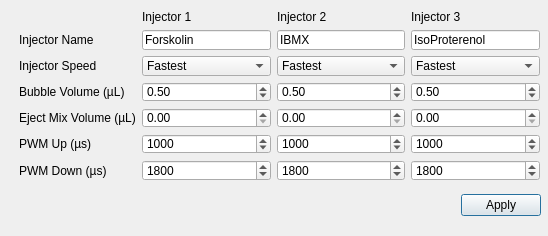
Before: the Qt Designer form settingsinjectordialog.ui in rharkes/Injector_GUI, drawn with Qt 5.
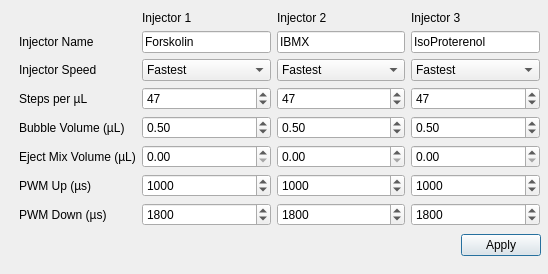
After: the same form once the commit is applied.

Commit message: include steps per microliter

Diff of the .ui file:
```diff
--- a/settingsinjectordialog.ui
+++ b/settingsinjectordialog.ui
@@ -7,7 +7,7 @@
     <x>0</x>
     <y>0</y>
     <width>548</width>
-    <height>236</height>
+    <height>274</height>
    </rect>
   </property>
   <property name="sizePolicy">
@@ -29,7 +29,7 @@
    <property name="geometry">
     <rect>
      <x>20</x>
-     <y>190</y>
+     <y>230</y>
      <width>521</width>
      <height>31</height>
     </rect>
@@ -63,17 +63,63 @@
      <x>19</x>
      <y>10</y>
      <width>521</width>
-     <height>171</height>
+     <height>216</height>
     </rect>
    </property>
    <layout class="QGridLayout" name="SettingsBox">
-    <item row="0" column="1">
-     <widget class="QLabel" name="inj1_label">
+    <item row="1" column="0">
+     <widget class="QLabel" name="name_label">
       <property name="text">
-       <string>Injector 1</string>
+       <string>Injector Name</string>
       </property>
      </widget>
     </item>
+    <item row="4" column="2">
+     <widget class="QDoubleSpinBox" name="inj2_BubbleVolume">
+      <property name="singleStep">
+       <double>0.100000000000000</double>
+      </property>
+      <property name="value">
+       <double>0.500000000000000</double>
+      </property>
+     </widget>
+    </item>
+    <item row="6" column="0">
+     <widget class="QLabel" name="label">
+      <property name="text">
+       <string>PWM Up (µs)</string>
+      </property>
+     </widget>
+    </item>
+    <item row="2" column="2">
+     <widget class="QComboBox" name="inj2_Speed">
+      <item>
+       <property name="text">
+        <string>Fastest</string>
+       </property>
+      </item>
+      <item>
+       <property name="text">
+        <string>Fast</string>
+       </property>
+      </item>
+      <item>
+       <property name="text">
+        <string>Normal</string>
+       </property>
+      </item>
+      <item>
+       <property name="text">
+        <string>Slow</string>
+       </property>
+      </item>
+      <item>
+       <property name="text">
+        <string>Slowest</string>
+       </property>
+      </item>
+     </widget>
+    </item>
     <item row="0" column="2">
      <widget class="QLabel" name="inj2_label">
       <property name="text">
@@ -81,16 +127,10 @@
       </property>
      </widget>
     </item>
-    <item row="3" column="1">
-     <widget class="QDoubleSpinBox" name="inj1_BubbleVolume">
-      <property name="maximum">
-       <double>10.000000000000000</double>
-      </property>
-      <property name="singleStep">
-       <double>0.100000000000000</double>
-      </property>
-      <property name="value">
-       <double>0.500000000000000</double>
+    <item row="0" column="1">
+     <widget class="QLabel" name="inj1_label">
+      <property name="text">
+       <string>Injector 1</string>
       </property>
      </widget>
     </item>
@@ -101,24 +141,74 @@
       </property>
      </widget>
     </item>
-    <item row="1" column="0">
-     <widget class="QLabel" name="name_label">
+    <item row="4" column="1">
+     <widget class="QDoubleSpinBox" name="inj1_BubbleVolume">
+      <property name="maximum">
+       <double>10.000000000000000</double>
+      </property>
+      <property name="singleStep">
+       <double>0.100000000000000</double>
+      </property>
+      <property name="value">
+       <double>0.500000000000000</double>
+      </property>
+     </widget>
+    </item>
+    <item row="2" column="0">
+     <widget class="QLabel" name="speed_label">
       <property name="text">
-       <string>Injector Name</string>
+       <string>Injector Speed</string>
       </property>
      </widget>
     </item>
-    <item row="1" column="1">
-     <widget class="QLineEdit" name="inj1_name">
+    <item row="1" column="3">
+     <widget class="QLineEdit" name="inj3_name">
       <property name="text">
-       <string>Forskolin</string>
+       <string>IsoProterenol</string>
       </property>
      </widget>
     </item>
-    <item row="4" column="3">
-     <widget class="QDoubleSpinBox" name="inj3EjectVolume"/>
+    <item row="6" column="3">
+     <widget class="QSpinBox" name="inj3PwmUp">
+      <property name="maximum">
+       <number>2000</number>
+      </property>
+      <property name="value">
+       <number>1000</number>
+      </property>
+     </widget>
     </item>
-    <item row="4" column="2">
+    <item row="7" column="2">
+     <widget class="QSpinBox" name="inj2PwmDown">
+      <property name="maximum">
+       <number>2000</number>
+      </property>
+      <property name="value">
+       <number>1800</number>
+      </property>
+     </widget>
+    </item>
+    <item row="6" column="2">
+     <widget class="QSpinBox" name="inj2PwmUp">
+      <property name="maximum">
+       <number>2000</number>
+      </property>
+      <property name="value">
+       <number>1000</number>
+      </property>
+     </widget>
+    </item>
+    <item row="7" column="3">
+     <widget class="QSpinBox" name="inj3PwmDown">
+      <property name="maximum">
+       <number>2000</number>
+      </property>
+      <property name="value">
+       <number>1800</number>
+      </property>
+     </widget>
+    </item>
+    <item row="5" column="2">
      <widget class="QDoubleSpinBox" name="inj2EjectVolume"/>
     </item>
     <item row="1" column="2">
@@ -128,78 +218,13 @@
       </property>
      </widget>
     </item>
-    <item row="1" column="3">
-     <widget class="QLineEdit" name="inj3_name">
+    <item row="3" column="0">
+     <widget class="QLabel" name="label_3">
       <property name="text">
-       <string>IsoProterenol</string>
+       <string>Steps per µL</string>
       </property>
      </widget>
     </item>
-    <item row="2" column="0">
-     <widget class="QLabel" name="speed_label">
-      <property name="text">
-       <string>Injector Speed</string>
-      </property>
-     </widget>
-    </item>
-    <item row="2" column="1">
-     <widget class="QComboBox" name="inj1_Speed">
-      <item>
-       <property name="text">
-        <string>Fastest</string>
-       </property>
-      </item>
-      <item>
-       <property name="text">
-        <string>Fast</string>
-       </property>
-      </item>
-      <item>
-       <property name="text">
-        <string>Normal</string>
-       </property>
-      </item>
-      <item>
-       <property name="text">
-        <string>Slow</string>
-       </property>
-      </item>
-      <item>
-       <property name="text">
-        <string>Slowest</string>
-       </property>
-      </item>
-     </widget>
-    </item>
-    <item row="2" column="2">
-     <widget class="QComboBox" name="inj2_Speed">
-      <item>
-       <property name="text">
-        <string>Fastest</string>
-       </property>
-      </item>
-      <item>
-       <property name="text">
-        <string>Fast</string>
-       </property>
-      </item>
-      <item>
-       <property name="text">
-        <string>Normal</string>
-       </property>
-      </item>
-      <item>
-       <property name="text">
-        <string>Slow</string>
-       </property>
-      </item>
-      <item>
-       <property name="text">
-        <string>Slowest</string>
-       </property>
-      </item>
-     </widget>
-    </item>
     <item row="2" column="3">
      <widget class="QComboBox" name="inj3_Speed">
       <item>
@@ -229,58 +254,14 @@
       </item>
      </widget>
     </item>
-    <item row="5" column="0">
-     <widget class="QLabel" name="label">
-      <property name="text">
-       <string>PWM Up (µs)</string>
-      </property>
-     </widget>
-    </item>
-    <item row="3" column="0">
-     <widget class="QLabel" name="bubbleV_label">
-      <property name="text">
-       <string>Bubble Volume (µL)</string>
-      </property>
-     </widget>
-    </item>
-    <item row="3" column="3">
-     <widget class="QDoubleSpinBox" name="inj3_BubbleVolume">
-      <property name="singleStep">
-       <double>0.100000000000000</double>
-      </property>
-      <property name="value">
-       <double>0.500000000000000</double>
-      </property>
-     </widget>
-    </item>
-    <item row="4" column="1">
-     <widget class="QDoubleSpinBox" name="inj1EjectVolume"/>
-    </item>
-    <item row="4" column="0">
-     <widget class="QLabel" name="ejectV_label">
-      <property name="text">
-       <string>Eject Mix Volume (µL)</string>
-      </property>
-     </widget>
-    </item>
-    <item row="3" column="2">
-     <widget class="QDoubleSpinBox" name="inj2_BubbleVolume">
-      <property name="singleStep">
-       <double>0.100000000000000</double>
-      </property>
-      <property name="value">
-       <double>0.500000000000000</double>
-      </property>
-     </widget>
-    </item>
-    <item row="6" column="0">
+    <item row="7" column="0">
      <widget class="QLabel" name="label_2">
       <property name="text">
        <string>PWM Down (µs)</string>
       </property>
      </widget>
     </item>
-    <item row="6" column="1">
+    <item row="7" column="1">
      <widget class="QSpinBox" name="inj1PwmDown">
       <property name="maximum">
        <number>2000</number>
@@ -290,7 +271,7 @@
       </property>
      </widget>
     </item>
-    <item row="5" column="1">
+    <item row="6" column="1">
      <widget class="QSpinBox" name="inj1PwmUp">
       <property name="maximum">
        <number>2000</number>
@@ -300,43 +281,108 @@
       </property>
      </widget>
     </item>
-    <item row="5" column="2">
-     <widget class="QSpinBox" name="inj2PwmUp">
-      <property name="maximum">
-       <number>2000</number>
+    <item row="2" column="1">
+     <widget class="QComboBox" name="inj1_Speed">
+      <item>
+       <property name="text">
+        <string>Fastest</string>
+       </property>
+      </item>
+      <item>
+       <property name="text">
+        <string>Fast</string>
+       </property>
+      </item>
+      <item>
+       <property name="text">
+        <string>Normal</string>
+       </property>
+      </item>
+      <item>
+       <property name="text">
+        <string>Slow</string>
+       </property>
+      </item>
+      <item>
+       <property name="text">
+        <string>Slowest</string>
+       </property>
+      </item>
+     </widget>
+    </item>
+    <item row="5" column="1">
+     <widget class="QDoubleSpinBox" name="inj1EjectVolume"/>
+    </item>
+    <item row="4" column="3">
+     <widget class="QDoubleSpinBox" name="inj3_BubbleVolume">
+      <property name="singleStep">
+       <double>0.100000000000000</double>
       </property>
       <property name="value">
-       <number>1000</number>
+       <double>0.500000000000000</double>
       </property>
      </widget>
     </item>
-    <item row="6" column="2">
-     <widget class="QSpinBox" name="inj2PwmDown">
-      <property name="maximum">
-       <number>2000</number>
+    <item row="5" column="0">
+     <widget class="QLabel" name="ejectV_label">
+      <property name="text">
+       <string>Eject Mix Volume (µL)</string>
       </property>
-      <property name="value">
-       <number>1800</number>
+     </widget>
+    </item>
+    <item row="4" column="0">
+     <widget class="QLabel" name="bubbleV_label">
+      <property name="text">
+       <string>Bubble Volume (µL)</string>
+      </property>
+     </widget>
+    </item>
+    <item row="1" column="1">
+     <widget class="QLineEdit" name="inj1_name">
+      <property name="text">
+       <string>Forskolin</string>
       </property>
      </widget>
     </item>
     <item row="5" column="3">
-     <widget class="QSpinBox" name="inj3PwmUp">
+     <widget class="QDoubleSpinBox" name="inj3EjectVolume"/>
+    </item>
+    <item row="3" column="1">
+     <widget class="QDoubleSpinBox" name="inj1_StepsPerMicroLiter">
+      <property name="decimals">
+       <number>0</number>
+      </property>
       <property name="maximum">
-       <number>2000</number>
+       <double>1000.000000000000000</double>
       </property>
       <property name="value">
-       <number>1000</number>
+       <double>47.000000000000000</double>
       </property>
      </widget>
     </item>
-    <item row="6" column="3">
-     <widget class="QSpinBox" name="inj3PwmDown">
+    <item row="3" column="2">
+     <widget class="QDoubleSpinBox" name="inj2_StepsPerMicroLiter">
+      <property name="decimals">
+       <number>0</number>
+      </property>
       <property name="maximum">
-       <number>2000</number>
+       <double>1000.000000000000000</double>
       </property>
       <property name="value">
-       <number>1800</number>
+       <double>47.000000000000000</double>
+      </property>
+     </widget>
+    </item>
+    <item row="3" column="3">
+     <widget class="QDoubleSpinBox" name="inj3_StepsPerMicroLiter">
+      <property name="decimals">
+       <number>0</number>
+      </property>
+      <property name="maximum">
+       <double>1000.000000000000000</double>
+      </property>
+      <property name="value">
+       <double>47.000000000000000</double>
       </property>
      </widget>
     </item>
```
The commit also changes 5 other files.
